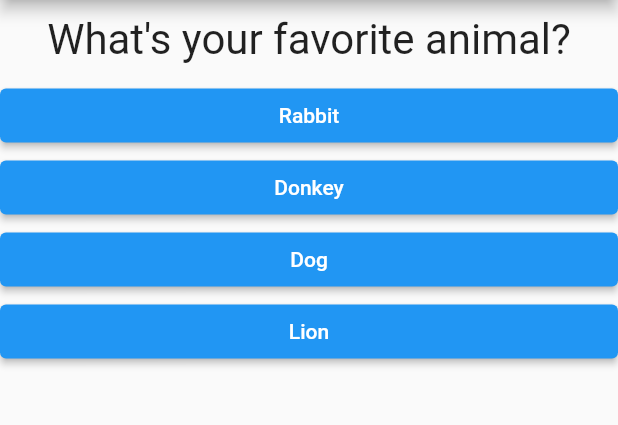
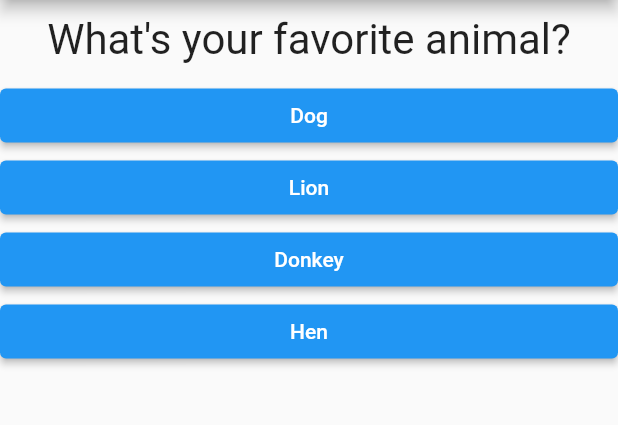
Before and after one commit to kipkoechke/Quiz-App, a Flutter app: the screen it shows after launch, after a tap on "Black", on a phone screen of 412 x 824 dp, the part 84-509 px from its top. Run offline on Flutter 3.47's test engine with Material 2 defaults, Android fonts, the phone set to English and light mode, and no system bars.

Commit message:
Calculated total score

```diff
--- a/lib/answer.dart
+++ b/lib/answer.dart
@@ -8,6 +8,7 @@ class Answer extends StatelessWidget {
 
   @override
   Widget build(BuildContext context) {
+    // ignore: sized_box_for_whitespace
     return Container(
       width: double.infinity,
       child: ElevatedButton(
--- a/lib/main.dart
+++ b/lib/main.dart
@@ -1,7 +1,7 @@
 import 'package:flutter/material.dart';
 
+import './result.dart';
 import './quiz.dart';
-import './result.dart';
 
 void main() => runApp(const MyApp());
 
@@ -18,25 +18,42 @@ class _MyAppState extends State<MyApp> {
   final _questions = [
     {
       'questionText': 'What\'s your favoritre color?',
-      'answers': ['Black', 'Red', 'Green', 'White'],
+      'answers': [
+        {'text': 'Black', 'score': 10},
+        {'text': 'Red', 'score': 8},
+        {'text': 'Green', 'score': 6},
+        {'text': 'White', 'score': 4},
+      ],
     },
     {
       'questionText': 'What\'s your favorite animal?',
-      'answers': ['Rabbit', 'Donkey', 'Dog', 'Lion'],
+      'answers': [
+        {'text': 'Dog', 'score': 10},
+        {'text': 'Lion', 'score': 8},
+        {'text': 'Donkey', 'score': 6},
+        {'text': 'Hen', 'score': 4},
+      ],
     },
     {
       'questionText': 'Who\'s your favoritre instructor?',
-      'answers': ['Max', 'Youtube', 'Google', 'Ondari'],
+      'answers': [
+        {'text': 'Youtube', 'score': 10},
+        {'text': 'Google', 'score': 8},
+        {'text': 'ChatGPT', 'score': 6},
+        {'text': 'Bellon', 'score': 4},
+      ],
     },
   ];
   var _questionIndex = 0;
+  var _totalScore = 0;
 
-  void _answerQuestion() {
+  void _answerQuestion(int score) {
+    _totalScore += score;
     setState(() {
       _questionIndex = _questionIndex + 1;
     });
     if (_questionIndex < _questions.length) {
-      print('We have more _questions!');
+      //print('We have more _questions!');
     }
   }
 
@@ -54,7 +71,7 @@ class _MyAppState extends State<MyApp> {
                 questionIndex: _questionIndex,
                 questions: _questions,
               )
-            : const Result(),
+            : Result(_totalScore),
       ),
     );
   }
--- a/lib/quiz.dart
+++ b/lib/quiz.dart
@@ -6,9 +6,10 @@ import './answer.dart';
 class Quiz extends StatelessWidget {
   final List<Map<String, Object>> questions;
   final int questionIndex;
-  final VoidCallback answerQuestion;
+  final Function answerQuestion;
 
-  Quiz({
+  const Quiz({
+    super.key,
     required this.questions,
     required this.answerQuestion,
     required this.questionIndex,
@@ -21,8 +22,10 @@ class Quiz extends StatelessWidget {
         Question(
           questions[questionIndex]['questionText'] as String,
         ),
-        ...(questions[questionIndex]['answers'] as List<String>).map((answer) {
-          return Answer(answerQuestion, answer);
+        ...(questions[questionIndex]['answers'] as List<Map<String, Object>>)
+            .map((answer) {
+          return Answer(
+              () => answerQuestion(answer['score']), answer['text'] as String);
         }).toList()
       ],
     );
```
Also changed, not shown: lib/result.dart (+25 -3 lines).
